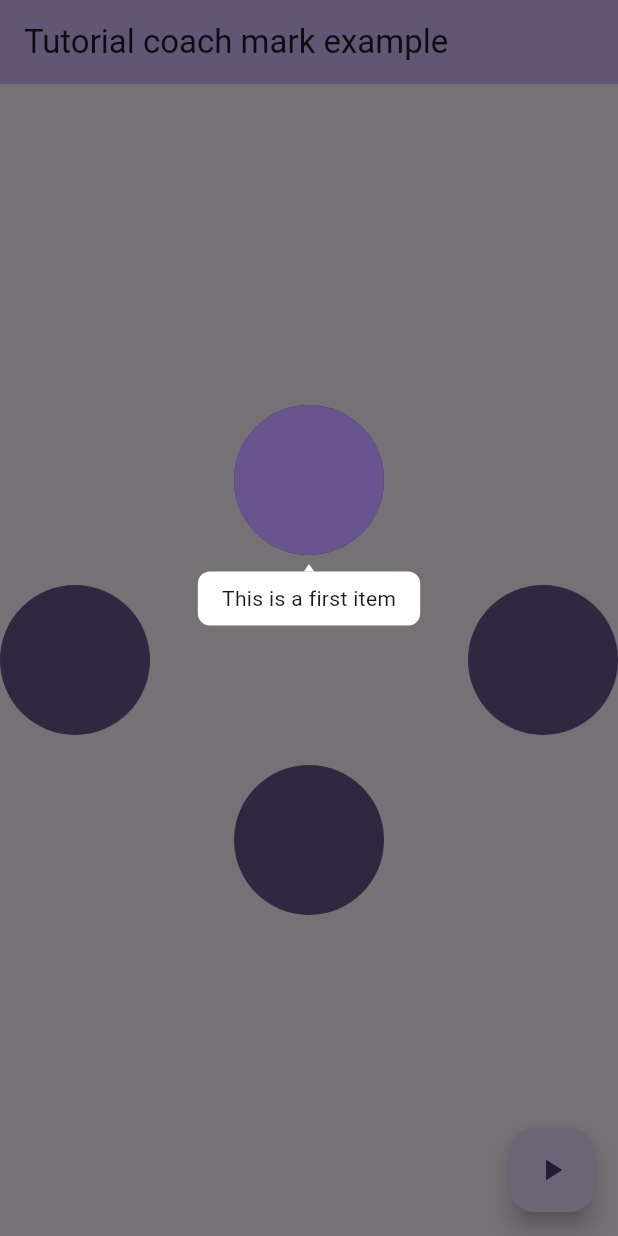
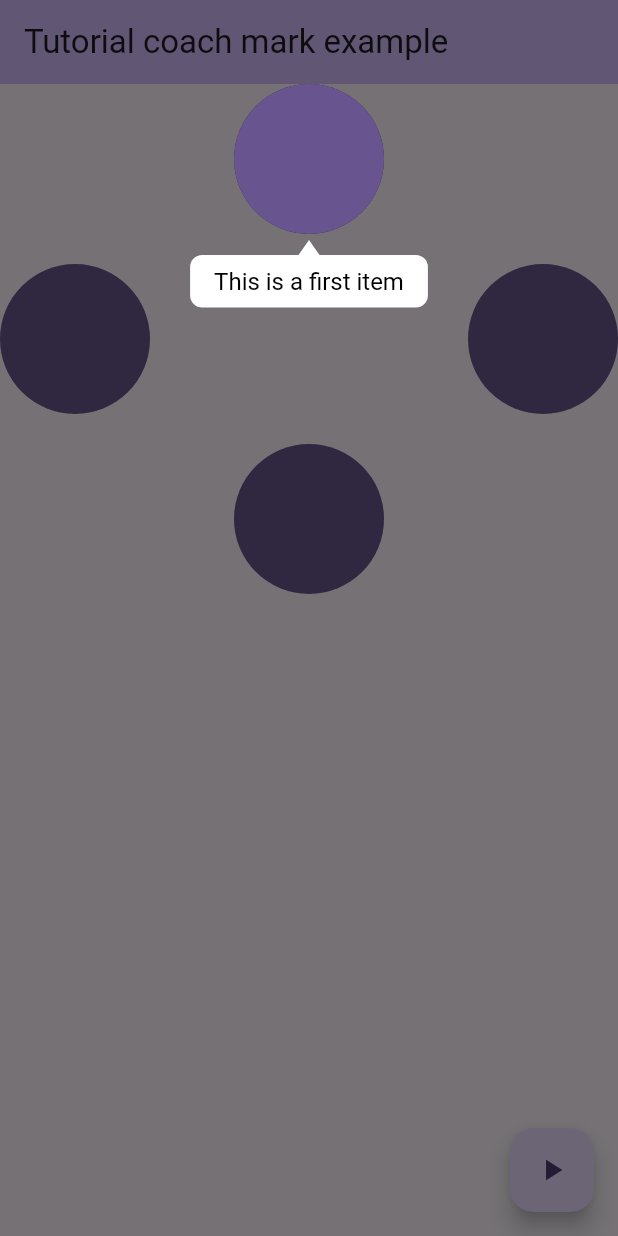
Before and after one commit to hongmono/flutter_tutorial, a Flutter app: the screen it shows after launch, after a tap on the "play arrow" icon, on a phone screen of 412 x 824 dp. Run offline on Flutter 3.47's test engine with Material 3 defaults, Android fonts, the phone set to English and light mode, and no system bars.

Commit message:
tooltip 수정

```diff
--- a/example/lib/main.dart
+++ b/example/lib/main.dart
@@ -46,37 +46,28 @@ class _HomePageState extends State<HomePage> {
       ),
       body: Center(
         child: Column(
-          mainAxisAlignment: MainAxisAlignment.center,
+          mainAxisAlignment: MainAxisAlignment.start,
           children: <Widget>[
-            Tooltip(
-              message: 'This is a first item',
-              child: TutorialItem(
+            TutorialItem(
               key: firstKey,
               child: const TestWidget(),
             ),
-            ),
             const SizedBox(height: 20),
-            Row(
+            Padding(
+              padding: const EdgeInsets.symmetric(horizontal: 0.0),
+              child: Row(
                 mainAxisAlignment: MainAxisAlignment.spaceBetween,
                 children: [
-                Tooltip(
-                  richMessage: const TextSpan(
-                    children: [
-                      TextSpan(text: 'This is a '),
-                      TextSpan(text: 'second', style: TextStyle(color: Colors.green)),
-                      TextSpan(text: ' item'),
-                    ],
-                  ),
-                  child: TutorialItem(
+                  TutorialItem(
                     key: thirdKey,
                     child: const TestWidget(),
-                  ),
                   ),
                   TutorialItem(
                     key: fourthKey,
                     child: const TestWidget(),
                   ),
                 ],
+              ),
             ),
             const SizedBox(height: 20),
             TutorialItem(
@@ -88,22 +79,22 @@ class _HomePageState extends State<HomePage> {
       ),
       floatingActionButton: FloatingActionButton(
         onPressed: () {
-          Tutorial.of(
-            context,
-            messageDecoration: BoxDecoration(color: Colors.white, borderRadius: BorderRadius.circular(8)),
-            messagePadding: const EdgeInsets.symmetric(horizontal: 16, vertical: 8),
-          ).start(
+          Tutorial.of(context)
+            ..messageDecoration = BoxDecoration(color: Colors.white, borderRadius: BorderRadius.circular(8))
+            ..messagePadding = const EdgeInsets.symmetric(horizontal: 16, vertical: 8)
+            ..triangleSize = const Size(14, 10)
+            ..horizontalPadding = 32
+            ..start(
               [
                 [TutorialItemMessage(targetKey: firstKey, message: 'This is a first item')],
                 [TutorialItemMessage(targetKey: secondKey, foregroundColor: Colors.white, message: 'This is a second item')],
                 [
                   TutorialItemMessage(targetKey: thirdKey, foregroundColor: Colors.white, message: 'this is a third item'),
-                TutorialItemMessage(targetKey: fourthKey, foregroundColor: Colors.red),
+                  TutorialItemMessage(targetKey: fourthKey, foregroundColor: Colors.red, message: 'this is a fourth item'),
                 ],
               ],
             );
         },
-        tooltip: 'Increment asdfasfa',
         child: const Icon(Icons.play_arrow),
       ),
     );
--- a/lib/src/tooltip_widget.dart
+++ b/lib/src/tooltip_widget.dart
@@ -21,14 +21,16 @@ class TooltipWidget extends StatefulWidget {
     super.key,
     required this.message,
     required this.child,
-    this.triangleColor,
-    this.targetPadding,
+    required this.triangleColor,
+    required this.triangleSize,
+    required this.targetPadding,
     this.onShow,
     this.onDismiss,
     this.controller,
-    this.messagePadding,
-    this.messageDecoration,
-    this.messageStyle,
+    required this.messagePadding,
+    required this.messageDecoration,
+    required this.messageStyle,
+    required this.horizontalPadding,
   });
 
   /// Message
@@ -38,7 +40,10 @@ class TooltipWidget extends StatefulWidget {
   final Widget child;
 
   /// Triangle color
-  final Color? triangleColor;
+  final Color triangleColor;
+
+  /// Triangle size
+  final Size triangleSize;
 
   /// Gap between target and tooltip
   final double? targetPadding;
@@ -53,13 +58,16 @@ class TooltipWidget extends StatefulWidget {
   final TooltipController? controller;
 
   /// Message Box padding
-  final EdgeInsetsGeometry? messagePadding;
+  final EdgeInsetsGeometry messagePadding;
 
   /// Message Box decoration
-  final BoxDecoration? messageDecoration;
+  final BoxDecoration messageDecoration;
 
   /// Message Box text style
-  final TextStyle? messageStyle;
+  final TextStyle messageStyle;
+
+  /// Message Box padding
+  final double horizontalPadding;
 
   @override
   State<TooltipWidget> createState() => _TooltipWidgetState();
@@ -70,6 +78,7 @@ class _TooltipWidgetState extends State<TooltipWidget> with SingleTickerProvider
   late final Animation<double> _animation;
 
   final key = GlobalKey();
+  final messageBoxKey = GlobalKey();
   final LayerLink _layerLink = LayerLink();
   OverlayEntry? _overlayEntry;
 
@@ -78,23 +87,26 @@ class _TooltipWidgetState extends State<TooltipWidget> with SingleTickerProvider
     _animationController = AnimationController(vsync: this, duration: const Duration(milliseconds: 300));
     _animation = CurvedAnimation(parent: _animationController, curve: Curves.easeInOut);
 
-    widget.controller?.addListener(() {
-      if (widget.controller?.isShow == true) {
-        show();
-      } else {
-        dismiss();
-      }
-    });
+    widget.controller?.addListener(listener);
 
     super.initState();
   }
 
   @override
   void dispose() {
+    widget.controller?.removeListener(listener);
     _overlayEntry?.remove();
     _animationController.dispose();
 
     super.dispose();
+  }
+
+  void listener() {
+    if (widget.controller?.isShow == true) {
+      show();
+    } else {
+      dismiss();
+    }
   }
 
   @override
@@ -124,6 +136,11 @@ class _TooltipWidgetState extends State<TooltipWidget> with SingleTickerProvider
       triangleColor: widget.triangleColor,
       message: widget.message,
     );
+
+    if (builder == null) {
+      return;
+    }
+
     targetAnchor = builder.targetAnchor;
     followerAnchor = builder.followerAnchor;
 
@@ -136,12 +153,28 @@ class _TooltipWidgetState extends State<TooltipWidget> with SingleTickerProvider
               link: _layerLink,
               targetAnchor: targetAnchor,
               followerAnchor: followerAnchor,
+              offset: Offset(0, targetAnchor == Alignment.bottomCenter ? widget.targetPadding ?? 0 : -(widget.targetPadding ?? 0)),
               child: FadeTransition(
                 opacity: _animation,
-                child: Padding(
-                  padding: const EdgeInsets.all(2.0),
-                  child: builder.tooltip,
+                child: SizedBox.fromSize(
+                  size: widget.triangleSize,
+                  child: targetAnchor == Alignment.bottomCenter ? const UpperTriangleWidget() : const DownTriangleWidget(),
                 ),
+              ),
+            ),
+            CompositedTransformFollower(
+              link: _layerLink,
+              targetAnchor: targetAnchor,
+              followerAnchor: followerAnchor,
+              offset: Offset(
+                builder.dx,
+                targetAnchor == Alignment.bottomCenter
+                    ? widget.triangleSize.height + (widget.targetPadding ?? 0)
+                    : -widget.triangleSize.height - (widget.targetPadding ?? 0),
+              ),
+              child: FadeTransition(
+                opacity: _animation,
+                child: builder.messageBox,
               ),
             ),
           ],
@@ -156,7 +189,7 @@ class _TooltipWidgetState extends State<TooltipWidget> with SingleTickerProvider
     }
   }
 
-  void dismiss() async {
+  void dismiss() {
     if (_overlayEntry != null) {
       _overlayEntry?.remove();
       _overlayEntry = null;
@@ -164,140 +197,76 @@ class _TooltipWidgetState extends State<TooltipWidget> with SingleTickerProvider
     }
   }
 
-  ({Alignment targetAnchor, Alignment followerAnchor, Widget tooltip}) makeAlignment({
-    EdgeInsetsGeometry? messagePadding,
-    BoxDecoration? messageDecoration,
-    TextStyle? messageStyle,
-    Color? triangleColor,
+  ({Alignment targetAnchor, Alignment followerAnchor, Widget messageBox, double dx})? makeAlignment({
+    required EdgeInsetsGeometry messagePadding,
+    required BoxDecoration messageDecoration,
+    required TextStyle messageStyle,
+    required Color triangleColor,
     String? message = '',
   }) {
-    final renderBox = key.currentContext!.findRenderObject() as RenderBox;
+    final renderBox = key.currentContext?.findRenderObject() as RenderBox?;
+
+    if (renderBox == null) {
+      Exception('RenderBox is null');
+      return null;
+    }
 
     final size = renderBox.size;
     final position = renderBox.localToGlobal(Offset.zero);
     final centerPosition = Offset(position.dx + size.width / 2, position.dy + size.height / 2);
 
-    Alignment targetAnchor;
-    Alignment followerAnchor;
-    Widget tooltip;
-
     final Widget messageBox = Material(
       type: MaterialType.transparency,
       child: Container(
+        key: messageBoxKey,
         padding: messagePadding,
         decoration: messageDecoration,
-        child: Text(message!, style: messageStyle),
+        child: RichText(text: TextSpan(text: message ?? '', style: messageStyle)),
       ),
     );
 
-    if (centerPosition.dy < MediaQuery.of(context).size.height / 2) {
-      if (centerPosition.dx < MediaQuery.of(context).size.width / 3) {
-        followerAnchor = Alignment.topLeft;
-        targetAnchor = Alignment.bottomLeft;
-        tooltip = Column(
-          crossAxisAlignment: CrossAxisAlignment.start,
-          mainAxisSize: MainAxisSize.min,
-          children: [
-            SizedBox(height: widget.targetPadding ?? 0),
-            Padding(
-              padding: EdgeInsets.only(left: size.width / 2 - 5),
-              child: UpperTriangleWidget(
-                backgroundColor: widget.triangleColor ?? Colors.white,
-              ),
-            ),
-            messageBox,
-          ],
-        );
-      } else if (centerPosition.dx > MediaQuery.of(context).size.width / 3 * 2) {
-        followerAnchor = Alignment.topRight;
-        targetAnchor = Alignment.bottomRight;
-        tooltip = Column(
-          mainAxisSize: MainAxisSize.min,
-          crossAxisAlignment: CrossAxisAlignment.end,
-          children: [
-            SizedBox(height: widget.targetPadding ?? 0),
-            Padding(
-              padding: EdgeInsets.only(right: size.width / 2 - 5),
-              child: UpperTriangleWidget(
-                backgroundColor: widget.triangleColor ?? Colors.white,
-              ),
-            ),
-            messageBox,
-          ],
-        );
+    Alignment targetAnchor;
+    Alignment followerAnchor;
+
+    if (centerPosition.dy > MediaQuery.of(context).size.height / 2) {
+      targetAnchor = Alignment.topCenter;
+      followerAnchor = Alignment.bottomCenter;
+    } else {
+      targetAnchor = Alignment.bottomCenter;
+      followerAnchor = Alignment.topCenter;
+    }
+
+    final Size preferredSize = _textSize(message ?? '', messageStyle) + Offset(messagePadding.horizontal, messagePadding.vertical);
+    final double overflowWidth = (preferredSize.width - size.width) / 2;
+    double dx;
+
+    if (overflowWidth < 0) {
+      dx = 0;
+    } else {
+      final edgeFromLeft = position.dx;
+      final edgeFromRight = MediaQuery.of(context).size.width - (position.dx + size.width);
+
+      if (widget.horizontalPadding + edgeFromLeft - overflowWidth < 0) {
+        dx = widget.horizontalPadding + overflowWidth - edgeFromLeft;
+      } else if (widget.horizontalPadding + edgeFromRight - overflowWidth < 0) {
+        dx = edgeFromRight - (overflowWidth + widget.horizontalPadding);
       } else {
-        followerAnchor = Alignment.topCenter;
-        targetAnchor = Alignment.bottomCenter;
-        tooltip = Column(
-          mainAxisSize: MainAxisSize.min,
-          children: [
-            SizedBox(height: widget.targetPadding ?? 0),
-            UpperTriangleWidget(
-              backgroundColor: widget.triangleColor ?? Colors.white,
-            ),
-            messageBox,
-          ],
-        );
-      }
-    } else {
-      if (centerPosition.dx < MediaQuery.of(context).size.width / 3) {
-        targetAnchor = Alignment.topLeft;
-        followerAnchor = Alignment.bottomLeft;
-
-        tooltip = Column(
-          mainAxisSize: MainAxisSize.min,
-          crossAxisAlignment: CrossAxisAlignment.start,
-          children: [
-            messageBox,
-            Padding(
-              padding: EdgeInsets.only(left: size.width / 2 - 5),
-              child: DownTriangleWidget(
-                backgroundColor: widget.triangleColor ?? Colors.white,
-              ),
-            ),
-            SizedBox(height: widget.targetPadding ?? 0),
-          ],
-        );
-      } else if (centerPosition.dx > MediaQuery.of(context).size.width / 3 * 2) {
-        followerAnchor = Alignment.bottomRight;
-        targetAnchor = Alignment.topRight;
-
-        tooltip = Column(
-          mainAxisSize: MainAxisSize.min,
-          crossAxisAlignment: CrossAxisAlignment.end,
-          children: [
-            messageBox,
-            Padding(
-              padding: EdgeInsets.only(right: size.width / 2 - 5),
-              child: DownTriangleWidget(
-                backgroundColor: widget.triangleColor ?? Colors.white,
-              ),
-            ),
-            SizedBox(height: widget.targetPadding ?? 0),
-          ],
-        );
-      } else {
-        followerAnchor = Alignment.bottomCenter;
-        targetAnchor = Alignment.topCenter;
-
-        tooltip = Column(
-          mainAxisSize: MainAxisSize.min,
-          children: [
-            messageBox,
-            DownTriangleWidget(
-              backgroundColor: widget.triangleColor ?? Colors.white,
-            ),
-            SizedBox(height: widget.targetPadding ?? 0),
-          ],
-        );
+        dx = 0;
       }
     }
 
     return (
       targetAnchor: targetAnchor,
       followerAnchor: followerAnchor,
-      tooltip: tooltip,
+      messageBox: messageBox,
+      dx: dx,
     );
+  }
+
+  Size _textSize(String text, TextStyle style) {
+    final TextPainter textPainter = TextPainter(text: TextSpan(text: text, style: style), textDirection: TextDirection.ltr)
+      ..layout(minWidth: 0, maxWidth: double.infinity);
+    return textPainter.size;
   }
 }
 
@@ -315,7 +284,6 @@ class UpperTriangleWidget extends StatelessWidget {
       painter: UpperTrianglePainter(
         backgroundColor: backgroundColor,
       ),
-      size: const Size(7, 5), // 원하는 크기 지정
     );
   }
 }
@@ -364,7 +332,6 @@ class DownTriangleWidget extends StatelessWidget {
       painter: DownTrianglePainter(
         backgroundColor: backgroundColor,
       ),
-      size: const Size(7, 5), // 원하는 크기 지정
     );
   }
 }
--- a/lib/src/tutorial.dart
+++ b/lib/src/tutorial.dart
@@ -7,24 +7,34 @@ class Tutorial {
   final BuildContext context;
 
   /// Message Box padding
-  final EdgeInsetsGeometry? messagePadding;
+  ///
+  /// Default: `const EdgeInsets.symmetric(horizontal: 16, vertical: 8)`
+  EdgeInsetsGeometry? messagePadding;
 
   /// Message Box decoration
-  final BoxDecoration? messageDecoration;
+  ///
+  /// Default: `BoxDecoration(color: Colors.white, borderRadius: BorderRadius.circular(8))`
+  BoxDecoration? messageDecoration;
 
   /// Message Box text style
-  final TextStyle? messageStyle;
+  TextStyle? messageStyle;
 
   /// Triangle color
-  final Color? triangleColor;
+  ///
+  /// Default: `Colors.white`
+  Color? triangleColor;
 
-  const Tutorial.of(
-    this.context, {
-    this.messagePadding,
-    this.messageDecoration,
-    this.messageStyle,
-    this.triangleColor,
-  });
+  /// Triangle size
+  ///
+  /// Default: `const Size(7, 5)`
+  Size? triangleSize;
+
+  /// Message Box Padding
+  ///
+  /// Default: `24`
+  double? horizontalPadding;
+
+  Tutorial.of(this.context);
 
   void start(List<List<Message>> messages) {
     Navigator.push(
@@ -33,10 +43,12 @@ class Tutorial {
         builder: (context) {
           return TutorialView(
             messages: messages,
-            messagePadding: messagePadding,
-            messageDecoration: messageDecoration,
-            messageStyle: messageStyle,
-            triangleColor: triangleColor,
+            messagePadding: messagePadding ?? const EdgeInsets.symmetric(horizontal: 16, vertical: 8),
+            messageDecoration: messageDecoration ?? BoxDecoration(color: Colors.white, borderRadius: BorderRadius.circular(8)),
+            messageStyle: messageStyle ?? const TextStyle(color: Colors.black, fontSize: 16),
+            triangleColor: triangleColor ?? Colors.white,
+            triangleSize: triangleSize ?? const Size(7, 5),
+            horizontalPadding: horizontalPadding ?? 24,
           );
         },
       ),
--- a/lib/src/tutorial_view.dart
+++ b/lib/src/tutorial_view.dart
@@ -10,26 +10,34 @@ class TutorialView extends StatefulWidget {
   const TutorialView({
     super.key,
     required this.messages,
-    this.messagePadding,
-    this.messageDecoration,
-    this.messageStyle,
-    this.triangleColor,
+    required this.messagePadding,
+    required this.messageDecoration,
+    required this.messageStyle,
+    required this.triangleColor,
+    required this.triangleSize,
+    required this.horizontalPadding,
   });
 
   /// Messages
   final List<List<Message>> messages;
 
   /// Message Box padding
-  final EdgeInsetsGeometry? messagePadding;
+  final EdgeInsetsGeometry messagePadding;
 
   /// Message Box decoration
-  final BoxDecoration? messageDecoration;
+  final BoxDecoration messageDecoration;
 
   /// Message Box text style
-  final TextStyle? messageStyle;
+  final TextStyle messageStyle;
 
   /// Triangle color
-  final Color? triangleColor;
+  final Color triangleColor;
+
+  /// Triangle size
+  final Size triangleSize;
+
+  /// Message Box Padding
+  final double horizontalPadding;
 
   @override
   State<TutorialView> createState() => _TutorialViewState();
@@ -61,7 +69,6 @@ class _TutorialViewState extends State<TutorialView> {
     final List<Message> message = messages.removeAt(0);
 
     WidgetsBinding.instance.addPostFrameCallback((_) {
-      controller.dismiss();
       controller.show();
     });
 
@@ -131,7 +138,9 @@ class _TutorialViewState extends State<TutorialView> {
         messagePadding: widget.messagePadding,
         messageStyle: widget.messageStyle,
         triangleColor: widget.triangleColor,
+        triangleSize: widget.triangleSize,
         message: message.message,
+        horizontalPadding: widget.horizontalPadding,
         child: child ?? const SizedBox.shrink(),
       ),
     );
```
Lines whose indentation alone changed are shown as unchanged.
